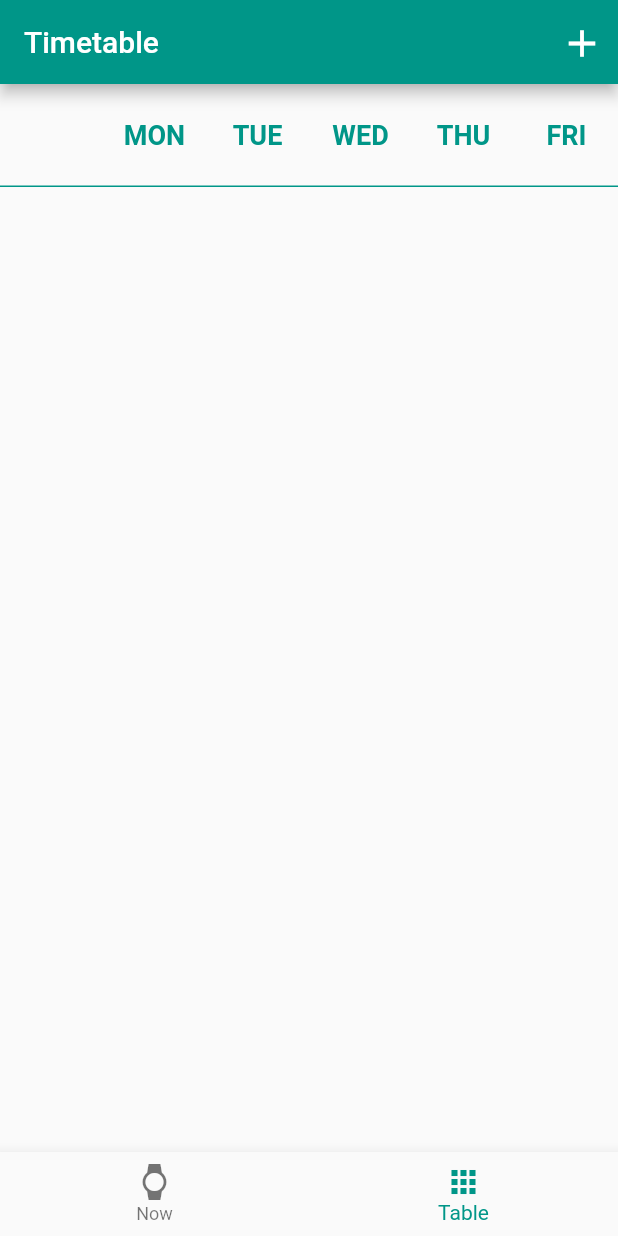
After one commit to bebye/timetable_flutter, a Flutter app: the screen it shows after launch, item 2 of the bottom bar chosen, on a phone screen of 412 x 824 dp. The commit adds this screen. Run offline on Flutter 3.47's test engine with Material 2 defaults, Android fonts, the phone set to English and light mode, and no system bars.

Commit message:
separate timetable hader class

```diff
--- a/lib/main.dart
+++ b/lib/main.dart
@@ -2,7 +2,7 @@ import 'package:flutter/material.dart';
 import 'package:timetable_flutter/common/style.dart';
 import 'package:timetable_flutter/ui/lecture_editor.dart';
 import 'package:timetable_flutter/ui/now.dart';
-import 'package:timetable_flutter/ui/timetable.dart';
+import 'package:timetable_flutter/ui/timetable/timetable.dart';
 
 void main() => runApp(MyApp());
 
--- /dev/null
+++ b/lib/ui/timetable/timetable.dart
@@ -0,0 +1,14 @@
+import 'package:flutter/material.dart';
+import 'package:timetable_flutter/ui/timetable/timetable_header.dart';
+
+class Timetable extends StatefulWidget {
+  @override
+  State<StatefulWidget> createState() => _TimetableState();
+}
+
+class _TimetableState extends State<Timetable> {
+  @override
+  Widget build(BuildContext context) {
+    return TimetableHeader();
+  }
+}
--- /dev/null
+++ b/lib/ui/timetable/timetable_header.dart
@@ -0,0 +1,29 @@
+import 'package:flutter/material.dart';
+import 'package:timetable_flutter/common/style.dart';
+import 'package:timetable_flutter/utils/widget_util.dart';
+
+class TimetableHeader extends StatelessWidget {
+  @override
+  Widget build(BuildContext context) => buildHeader();
+
+  Widget buildHeader() {
+    return GridView.count(
+      crossAxisCount: 6,
+      children: [
+        _buildHeaderItem(''),
+        _buildHeaderItem('MON'),
+        _buildHeaderItem('TUE'),
+        _buildHeaderItem('WED'),
+        _buildHeaderItem('THU'),
+        _buildHeaderItem('FRI'),
+      ],
+    );
+  }
+
+  Widget _buildHeaderItem(String text, {Color textColor = primaryColor}) =>
+      Container(
+        child: buildText(text, 18.0, textColor, weight: FontWeight.bold),
+        alignment: Alignment.center,
+        decoration: addBottomBorder(1.0),
+      );
+}
--- /dev/null
+++ b/lib/utils/widget_util.dart
@@ -0,0 +1,17 @@
+import 'package:flutter/material.dart';
+import 'package:timetable_flutter/common/style.dart';
+
+Widget buildText(String text, double size, Color color,
+        {FontWeight weight = FontWeight.normal}) =>
+    Text(
+      text,
+      style: TextStyle(fontSize: size, color: color, fontWeight: weight),
+    );
+
+BoxDecoration addBottomBorder(double width, {Color color = primaryColor}) => BoxDecoration(
+      border: Border(
+          bottom: BorderSide(
+        color: color,
+        width: width,
+      )),
+    );
```
Also changed, not shown: lib/ui/timetable.dart (deleted, +0 -50 lines).
